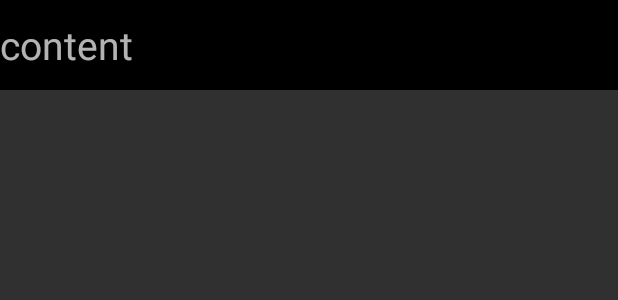
After one commit to sanders-josh/JSanders22Ex, an Android app: the layout item_advanced_listview.xml on its own in the app's theme, with its tools: preview values and no code run, on a phone screen of 412 x 824 dp. The commit adds this screen. Shown: the top 300 px of the screen. Run offline under Robolectric (Android 15) with nearby library versions, the phone set to English and light mode, and no system bars.

Commit message:
start advanced list view

```diff
--- a/app/src/main/AndroidManifest.xml
+++ b/app/src/main/AndroidManifest.xml
@@ -33,7 +33,8 @@
         <activity android:name=".activity.NinePatchActivity" />
         <activity android:name=".activity.ScaleTypeActivity" />
         <activity android:name=".activity.IntentAndBundleActivity" />
-        <activity android:name=".activity.NotificationActivity"></activity>
+        <activity android:name=".activity.NotificationActivity" />
+        <activity android:name=".activity.AdvancedListViewActivity"></activity>
     </application>
 
 </manifest>
--- a/app/src/main/java/com/example/jsand/jsanders22ex/fragment/DemoFragment.java
+++ b/app/src/main/java/com/example/jsand/jsanders22ex/fragment/DemoFragment.java
@@ -11,6 +11,7 @@ import android.widget.AdapterView;
 import android.widget.ListView;
 
 import com.example.jsand.jsanders22ex.R;
+import com.example.jsand.jsanders22ex.activity.AdvancedListViewActivity;
 import com.example.jsand.jsanders22ex.activity.IntentAndBundleActivity;
 import com.example.jsand.jsanders22ex.activity.LaunchModeActivity;
 import com.example.jsand.jsanders22ex.activity.NinePatchActivity;
@@ -113,6 +114,9 @@ public class DemoFragment extends Fragment {
                     case 5:
                         intent.setClass(getActivity(), NotificationActivity.class);
                         startActivity(intent);
+                    case 6:
+                        intent.setClass(getActivity(), AdvancedListViewActivity.class);
+                        startActivity(intent);
                     default:
                 }
             }
--- /dev/null
+++ b/app/src/main/res/layout/item_advanced_listview.xml
@@ -0,0 +1,26 @@
+<?xml version="1.0" encoding="utf-8"?>
+<RelativeLayout
+    xmlns:android="http://schemas.android.com/apk/res/android" android:layout_width="match_parent"
+    android:layout_height="60dp"
+    android:background="@android:color/black">
+
+    <TextView
+        android:id="@+id/item_advanced_listview_textview"
+        android:layout_width="match_parent"
+        android:layout_height="match_parent"
+        android:textSize="26sp"
+        android:visibility="visible"
+        android:layout_alignParentLeft="true"
+        android:hint="left"
+        android:gravity="center_vertical"
+        android:text="content"/>
+
+    <TextView
+        android:layout_width="match_parent"
+        android:layout_height="match_parent"
+        android:layout_alignParentRight="true"
+        android:visibility="invisible"
+        android:textSize="26sp"
+        android:gravity="center_vertical"
+        android:hint="right"/>
+</RelativeLayout>
--- a/app/src/main/res/values/colors.xml
+++ b/app/src/main/res/values/colors.xml
@@ -3,4 +3,6 @@
     <color name="colorPrimary">#3F51B5</color>
     <color name="colorPrimaryDark">#303F9F</color>
     <color name="colorAccent">#FF4081</color>
+    <color name="white">#FFFFFF</color>
+    <color name="black">#000000</color>
 </resources>
```
Also changed, not shown: app/src/main/java/com/example/jsand/jsanders22ex/activity/AdvancedListViewActivity.java (added, +33 -0 lines), app/src/main/java/com/example/jsand/jsanders22ex/adapter/AdvancedListAdapter.java (added, +55 -0 lines), app/src/main/res/layout/activity_advanced_list_view.xml (added, +16 -0 lines).
